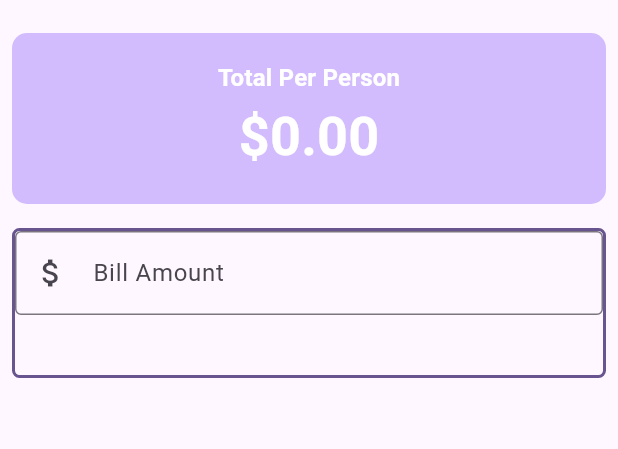
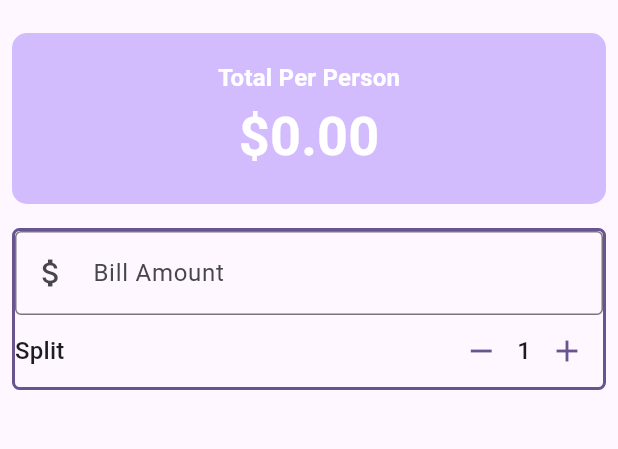
Before and after one commit to Darkskeith/UtipApp, a Flutter app: the screen it shows after launch, on a phone screen of 412 x 824 dp, the part 63-512 px from its top. Run offline on Flutter 3.47's test engine with Material 3 defaults, Android fonts, the phone set to English and light mode, and no system bars.

Commit message:
Refactor person counter Widget

```diff
--- a/lib/main.dart
+++ b/lib/main.dart
@@ -1,4 +1,5 @@
 import 'package:flutter/material.dart';
+import 'package:utip/widgets/person_counter.dart';
 
 void main() {
   runApp(const MyApp());
@@ -26,10 +27,27 @@ class UTip extends StatefulWidget {
 }
 
 class _UTipState extends State<UTip> {
+  int _personCount = 1;
+
+  //Metodos
+
+  void _decrement() {
+    setState(() {
+      if (_personCount > 0) {
+        _personCount--;
+      }
+    });
+  }
+
+  void _increment() {
+    setState(() {
+      _personCount++;
+    });
+  }
+
   @override
   Widget build(BuildContext context) {
     var theme = Theme.of(context);
-
     final style = theme.textTheme.titleMedium?.copyWith(
       color: theme.colorScheme.onPrimary,
       fontWeight: FontWeight.bold,
@@ -65,8 +83,6 @@ class _UTipState extends State<UTip> {
             Padding(
               padding: const EdgeInsets.all(8.0),
               child: Container(
-                width: 100,
-                height: 100,
                 decoration: BoxDecoration(
                   borderRadius: BorderRadius.circular(5),
                   border: Border.all(
@@ -86,7 +102,13 @@ class _UTipState extends State<UTip> {
                       onChanged: (String value) {
                         print("The value is $value");
                       },
-                    )
+                    ),
+                    //Split
+                    PersonCount(
+                        theme: theme,
+                        personCount: _personCount,
+                        onIncrement: _increment,
+                        onDecrement: _decrement),
                   ],
                 ),
               ),
--- /dev/null
+++ b/lib/widgets/person_counter.dart
@@ -0,0 +1,42 @@
+import 'package:flutter/material.dart';
+
+class PersonCount extends StatelessWidget {
+  const PersonCount({
+    super.key,
+    required this.theme,
+    required int personCount,
+    required this.onIncrement,
+    required this.onDecrement,
+  }) : _personCount = personCount;
+
+  final ThemeData theme;
+  final int _personCount;
+  final VoidCallback onIncrement;
+  final VoidCallback onDecrement;
+
+  @override
+  Widget build(BuildContext context) {
+    return Row(
+      mainAxisAlignment: MainAxisAlignment.spaceBetween,
+      children: [
+        Text("Split", style: theme.textTheme.titleMedium),
+        Row(
+          children: [
+            IconButton(
+                color: theme.colorScheme.primary,
+                icon: const Icon(Icons.remove),
+                onPressed: onDecrement),
+            Text(
+              "$_personCount",
+              style: theme.textTheme.titleMedium,
+            ),
+            IconButton(
+                color: theme.colorScheme.primary,
+                icon: const Icon(Icons.add),
+                onPressed: onIncrement),
+          ],
+        ),
+      ],
+    );
+  }
+}
```
